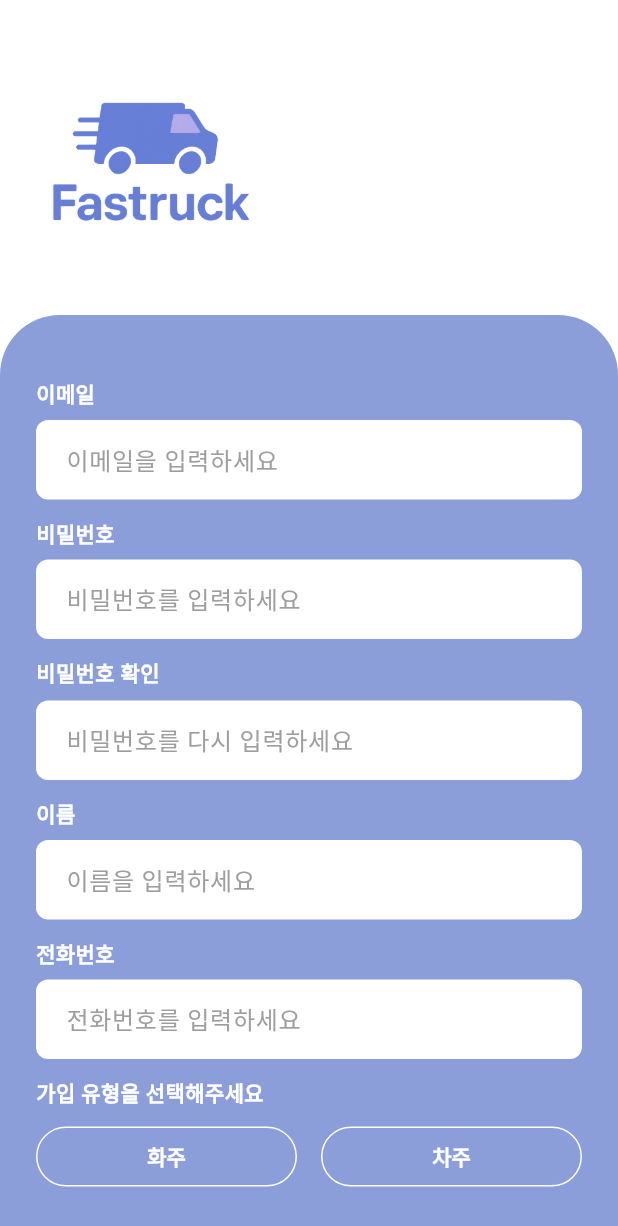
After one commit to shiroHSG/Fastruck, a Flutter app: the screen it shows after launch, after a tap on an icon or button, on a phone screen of 412 x 824 dp. The commit adds this screen. Shown: the top 1226 px of the screen. Run offline on Flutter 3.47's test engine with Material 3 defaults, Android fonts, the light colour scheme and no system bars; Roboto replaces fonts that are missing (GowunGothic).

Commit message:
update sign up

```diff
--- a/src/main/flutter_app/lib/login/login_footer.dart
+++ b/src/main/flutter_app/lib/login/login_footer.dart
@@ -1,4 +1,6 @@
 import 'package:flutter/material.dart';
+
+import '../sign up/signup.dart';
 
 class LoginFooter extends StatelessWidget {
   const LoginFooter({super.key});
@@ -6,9 +8,16 @@ class LoginFooter extends StatelessWidget {
   @override
   Widget build(BuildContext context) {
     return Center(
-      child: RichText(
-        text: const TextSpan(
-          text: '계정이 없으신가요? ',
+      child: GestureDetector(
+        onTap: () {
+          Navigator.push(
+            context,
+            MaterialPageRoute(builder: (context) => const SignUpPage()),
+          );
+        },
+        child: const Text.rich(
+          TextSpan(
+            text: '계정이 없으신가요?   ',
             style: TextStyle(color: Colors.white, fontSize: 14),
             children: [
               TextSpan(
@@ -16,12 +25,12 @@ class LoginFooter extends StatelessWidget {
                 style: TextStyle(
                   color: Colors.white,
                   fontWeight: FontWeight.bold,
-                decoration: TextDecoration.underline,
                 ),
               ),
             ],
           ),
         ),
+      ),
     );
   }
 }
--- /dev/null
+++ b/src/main/flutter_app/lib/sign up/join_type_selector.dart
@@ -0,0 +1,57 @@
+import 'package:flutter/material.dart';
+import '../app_theme.dart';
+
+class JoinTypeSelector extends StatefulWidget {
+  final Function(String) onChanged;
+  const JoinTypeSelector({super.key, required this.onChanged});
+
+  @override
+  State<JoinTypeSelector> createState() => _JoinTypeSelectorState();
+}
+
+class _JoinTypeSelectorState extends State<JoinTypeSelector> {
+  String? selectedType;
+
+  @override
+  Widget build(BuildContext context) {
+    return Row(
+      children: [
+        Expanded(
+          child: OutlinedButton(
+            style: OutlinedButton.styleFrom(
+              backgroundColor: selectedType == '화주' ? Colors.white : Colors.transparent,
+              foregroundColor: selectedType == '화주' ? AppColors.point : Colors.white,
+              side: const BorderSide(color: Colors.white),
+              textStyle: const TextStyle(fontWeight: FontWeight.bold),
+            ),
+            onPressed: () {
+              setState(() {
+                selectedType = '화주';
+              });
+              widget.onChanged('화주');
+            },
+            child: const Text('화주'),
+          ),
+        ),
+        const SizedBox(width: 16),
+        Expanded(
+          child: OutlinedButton(
+            style: OutlinedButton.styleFrom(
+              backgroundColor: selectedType == '차주' ? Colors.white : Colors.transparent,
+              foregroundColor: selectedType == '차주' ? AppColors.point : Colors.white,
+              side: const BorderSide(color: Colors.white),
+              textStyle: const TextStyle(fontWeight: FontWeight.bold),
+            ),
+            onPressed: () {
+              setState(() {
+                selectedType = '차주';
+              });
+              widget.onChanged('차주');
+            },
+            child: const Text('차주'),
+          ),
+        ),
+      ],
+    );
+  }
+}
--- /dev/null
+++ b/src/main/flutter_app/lib/sign up/signup.dart
@@ -0,0 +1,132 @@
+import 'package:flutter/material.dart';
+
+import '../app_theme.dart';
+import 'join_type_selector.dart';
+
+class SignUpPage extends StatefulWidget {
+  const SignUpPage({super.key});
+
+  @override
+  State<SignUpPage> createState() => _SignUpPageState();
+}
+
+class _SignUpPageState extends State<SignUpPage> {
+  String? selectedJoinType; // 화주 또는 차주
+
+  @override
+  Widget build(BuildContext context) {
+    return Scaffold(
+      backgroundColor: AppColors.white,
+      body: Column(
+        crossAxisAlignment: CrossAxisAlignment.start,
+        children: [
+          const SizedBox(height: 10),
+          Image.asset(
+            'assets/image/logo1.png',
+            width: 200,
+          ),
+          Expanded(
+            child: Container(
+              width: double.infinity,
+              padding: const EdgeInsets.symmetric(horizontal: 24, vertical: 30),
+              decoration: const BoxDecoration(
+                color: AppColors.primary,
+                borderRadius: BorderRadius.only(
+                  topLeft: Radius.circular(40),
+                  topRight: Radius.circular(40),
+                ),
+              ),
+              child: SingleChildScrollView(
+                child: Column(
+                  crossAxisAlignment: CrossAxisAlignment.start,
+                  children: [
+                    const _InputLabel(text: '이메일'),
+                    const _InputField(hint: '이메일을 입력하세요'),
+                    const _InputLabel(text: '비밀번호'),
+                    const _InputField(hint: '비밀번호를 입력하세요', obscure: true),
+                    const _InputLabel(text: '비밀번호 확인'),
+                    const _InputField(hint: '비밀번호를 다시 입력하세요', obscure: true),
+                    const _InputLabel(text: '이름'),
+                    const _InputField(hint: '이름을 입력하세요'),
+                    const _InputLabel(text: '전화번호'),
+                    const _InputField(hint: '전화번호를 입력하세요'),
+
+                    const _InputLabel(text: '가입 유형을 선택해주세요'),
+                    JoinTypeSelector(
+                      onChanged: (value) {
+                        setState(() {
+                          selectedJoinType = value;
+                        });
+                      },
+                    ),
+
+                    const SizedBox(height: 30),
+                    SizedBox(
+                      width: double.infinity,
+                      child: ElevatedButton(
+                        style: ElevatedButton.styleFrom(
+                          backgroundColor: Colors.white,
+                          foregroundColor: AppColors.primary,
+                          textStyle: const TextStyle(fontWeight: FontWeight.bold),
+                          padding: const EdgeInsets.symmetric(vertical: 16),
+                          shape: RoundedRectangleBorder(
+                            borderRadius: BorderRadius.circular(10),
+                          ),
+                        ),
+                        onPressed: () {
+                          print('선택된 가입유형: $selectedJoinType');
+                          // 회원가입 처리
+                        },
+                        child: const Text('회원가입'),
+                      ),
+                    ),
+                  ],
+                ),
+              ),
+            ),
+          ),
+        ],
+      ),
+    );
+  }
+}
+
+// 공통 위젯들
+class _InputLabel extends StatelessWidget {
+  final String text;
+  const _InputLabel({required this.text});
+
+  @override
+  Widget build(BuildContext context) {
+    return Padding(
+      padding: const EdgeInsets.only(top: 12, bottom: 8),
+      child: Text(
+        text,
+        style: const TextStyle(color: Colors.white, fontWeight: FontWeight.bold),
+      ),
+    );
+  }
+}
+
+class _InputField extends StatelessWidget {
+  final String hint;
+  final bool obscure;
+  const _InputField({required this.hint, this.obscure = false});
+
+  @override
+  Widget build(BuildContext context) {
+    return TextField(
+      obscureText: obscure,
+      decoration: InputDecoration(
+        hintText: hint,
+        fillColor: Colors.white,
+        filled: true,
+        contentPadding: const EdgeInsets.symmetric(horizontal: 16, vertical: 14),
+        border: OutlineInputBorder(
+          borderRadius: BorderRadius.circular(8),
+          borderSide: BorderSide.none,
+        ),
+      ),
+    );
+  }
+}
```
Lines whose indentation alone changed are shown as unchanged.
